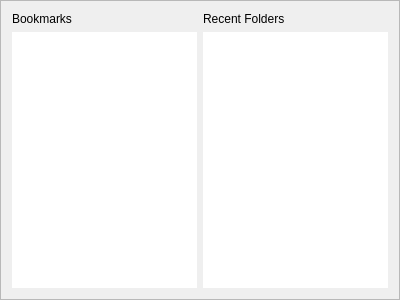
Before: the Qt Designer form app/startpage.ui in KDE/gwenview, drawn with Qt 5.
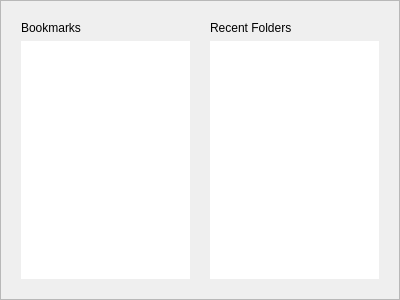
After: the same form once the commit is applied.

The edit to the form file:
```diff
--- a/app/startpage.ui
+++ b/app/startpage.ui
@@ -22,6 +22,12 @@
    <enum>QFrame::Sunken</enum>
   </property>
   <layout class="QGridLayout" name="gridLayout" >
+   <property name="horizontalSpacing" >
+    <number>20</number>
+   </property>
+   <property name="margin" >
+    <number>20</number>
+   </property>
    <item row="0" column="0" >
     <widget class="QLabel" name="label" >
      <property name="text" >
```
